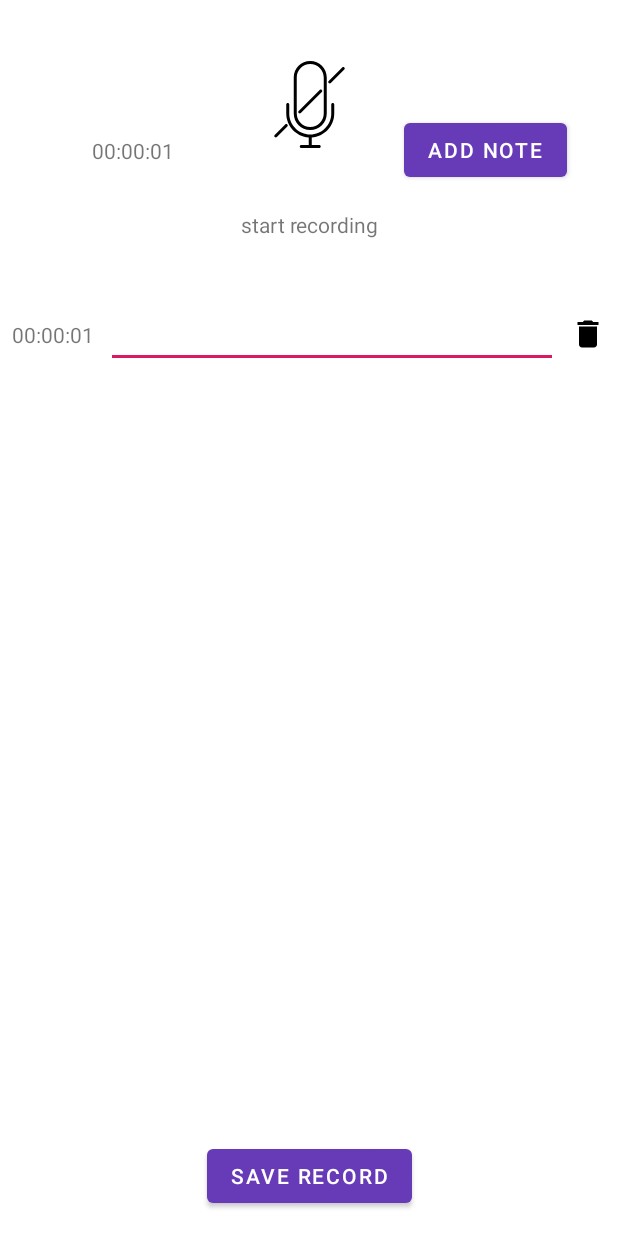
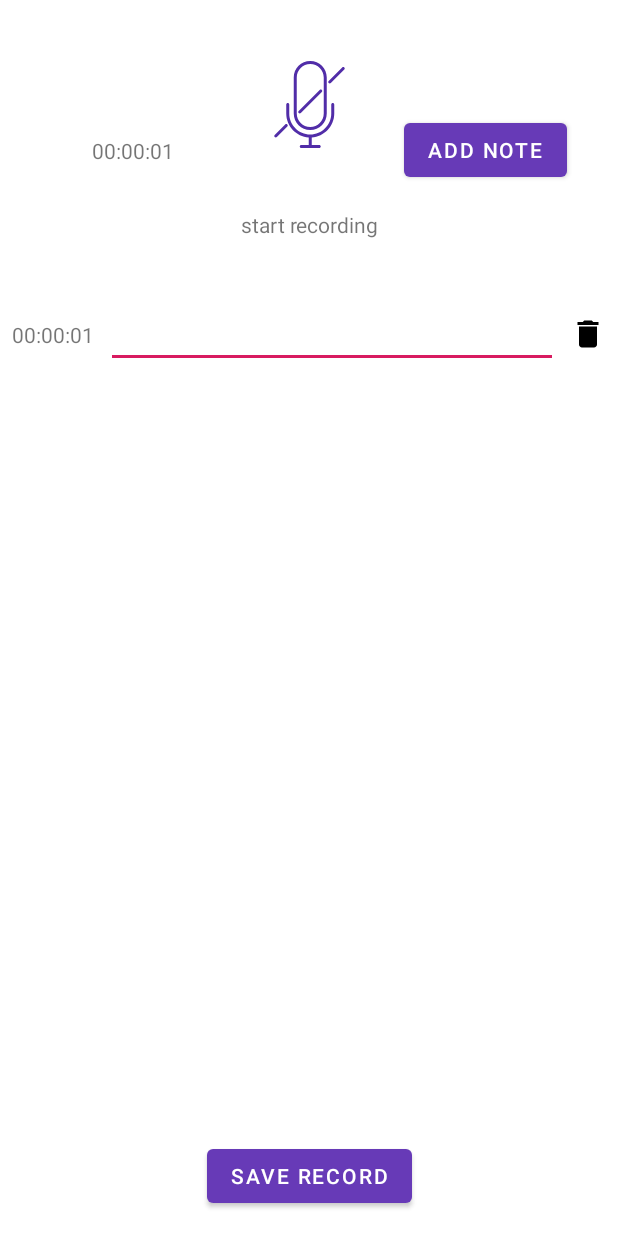
Before and after one commit to niyaz1998/lecture_recorder, an Android app: the RecorderActivity screen opened directly, with no data from a screen before it, after a tap on "ADD NOTE", on a phone screen of 412 x 824 dp. Run offline under Robolectric (Android 15) with nearby library versions, the phone set to English and light mode, and no system bars; network calls fail; 1 other tap on this screen came first.

```diff
--- a/app/src/main/AndroidManifest.xml
+++ b/app/src/main/AndroidManifest.xml
@@ -35,7 +35,9 @@
         </activity>
 
         <activity android:name=".recorder_activity.RecorderActivity"/>
-
+        <service
+            android:name=".utils.AudioUploadService"
+            android:permission="android.permission.BIND_JOB_SERVICE" />
         <!--
     <intent-filter>
         <action android:name="android.intent.action.MAIN" />
--- a/app/src/main/java/com/example/lecturerecorder/recorder_activity/RecorderActivity.kt
+++ b/app/src/main/java/com/example/lecturerecorder/recorder_activity/RecorderActivity.kt
@@ -1,6 +1,7 @@
 package com.example.lecturerecorder.recorder_activity
 
 import android.Manifest
+import android.content.Intent
 import android.content.pm.PackageManager
 import android.os.Bundle
 import android.view.View
@@ -9,8 +10,10 @@ import androidx.core.app.ActivityCompat
 import androidx.recyclerview.widget.LinearLayoutManager
 import com.example.lecturerecorder.R
 import com.example.lecturerecorder.model.NoteResponse
+import com.example.lecturerecorder.utils.AudioUploadService
 import com.example.lecturerecorder.utils.formatTime
 import kotlinx.android.synthetic.main.activity_recorder.*
+import java.util.*
 
 
 private const val LOG_TAG = "RecorderActivity"
@@ -19,13 +22,18 @@ private const val REQUEST_RECORD_AUDIO_PERMISSION = 200
 class RecorderActivity : AppCompatActivity() {
 
     private var viewModel: RecorderViewModel? = null
-
+    private var courseId: Int? = null
+    private lateinit var fileName: String
+    private lateinit var name: String
 
     override fun onCreate(savedInstanceState: Bundle?) {
         super.onCreate(savedInstanceState)
         setContentView(R.layout.activity_recorder)
 
-        val fileName = "${externalCacheDir?.absolutePath}/audiorecordtest.3gp"
+        courseId = intent.extras?.getInt("courseId")
+
+        name = "audio_${courseId}_${Calendar.getInstance().timeInMillis}"
+        fileName = "${externalCacheDir?.absolutePath}/$name.3gp"
 
         viewModel = RecorderViewModel(fileName, this, mutableListOf())
 
@@ -94,6 +102,7 @@ class RecorderActivity : AppCompatActivity() {
             ButtonState.RECORD -> bMain.setImageResource(R.drawable.ic_radio)
             ButtonState.STOP_RECORD -> bMain.setImageResource(R.drawable.ic_mute)
             ButtonState.NULL -> bMain.visibility = View.INVISIBLE
+            // ButtonState.UPLOAD_FILE -> bMain.setImageResource(R.drawable.ic_file_upload)
         }
     }
 
@@ -108,6 +117,14 @@ class RecorderActivity : AppCompatActivity() {
     fun enableAddNodeButton(enabled: Boolean) {
         bAddNote.isEnabled = enabled
     }
+
+    fun sendFile() {
+        val mIntent = Intent(this, AudioUploadService::class.java)
+        mIntent.putExtra("mFilePath", fileName)
+        mIntent.putExtra("courseId", courseId)
+        mIntent.putExtra("name", name)
+        AudioUploadService.enqueueWork(this, mIntent)
+    }
 }
 
 enum class ButtonState { RECORD, STOP_RECORD, NULL }
--- a/app/src/main/java/com/example/lecturerecorder/recorder_activity/RecorderViewModel.kt
+++ b/app/src/main/java/com/example/lecturerecorder/recorder_activity/RecorderViewModel.kt
@@ -49,7 +49,7 @@ class RecorderViewModel(
     }
 
     fun onSavePressed() {
-        printData()
+        view.sendFile()
     }
 
     private fun startRecording() {
--- a/app/src/main/java/com/example/lecturerecorder/view/MainActivity.kt
+++ b/app/src/main/java/com/example/lecturerecorder/view/MainActivity.kt
@@ -1,11 +1,10 @@
 package com.example.lecturerecorder.view
 
 import android.content.Intent
-import androidx.appcompat.app.AppCompatActivity
 import android.os.Bundle
-import android.view.Menu
 import android.view.MenuItem
 import android.widget.Toast
+import androidx.appcompat.app.AppCompatActivity
 import androidx.navigation.findNavController
 import androidx.navigation.ui.setupWithNavController
 import com.example.lecturerecorder.R
@@ -52,7 +51,7 @@ class MainActivity : AppCompatActivity(), NavigationContract.Container {
 
     override fun onOptionsItemSelected(item: MenuItem) = when (item.itemId) {
         R.id.action_favorite -> {
-            Toast.makeText(this,"Like Button Selected", Toast.LENGTH_LONG).show()
+            Toast.makeText(this, "Like Button Selected", Toast.LENGTH_LONG).show()
             setActionBarText("New action bar text")
             true
         }
@@ -76,6 +75,7 @@ class MainActivity : AppCompatActivity(), NavigationContract.Container {
     override fun goToRecorderView(courseId: Int) {
         startActivity(Intent(this, RecorderActivity::class.java).apply {
             flags = Intent.FLAG_ACTIVITY_CLEAR_TOP
+            putExtra("courseId", courseId)
         })
     }
 
--- /dev/null
+++ b/app/src/main/res/drawable/ic_file_upload.xml
@@ -0,0 +1,9 @@
+<vector xmlns:android="http://schemas.android.com/apk/res/android"
+        android:width="128dp"
+        android:height="128dp"
+        android:viewportWidth="24.0"
+        android:viewportHeight="24.0">
+    <path
+        android:fillColor="@color/colorPurple"
+        android:pathData="M9,16h6v-6h4l-7,-7 -7,7h4zM5,18h14v2L5,20z"/>
+</vector>
--- a/app/src/main/res/drawable/ic_mute.xml
+++ b/app/src/main/res/drawable/ic_mute.xml
@@ -4,18 +4,18 @@
     android:viewportWidth="58"
     android:viewportHeight="58">
   <path
-      android:fillColor="#FF000000"
+      android:fillColor="@color/colorPurple"
       android:pathData="M44.5,28c-0.552,0 -1,0.447 -1,1v6c0,7.72 -6.28,14 -14,14s-14,-6.28 -14,-14v-6c0,-0.553 -0.448,-1 -1,-1s-1,0.447 -1,1v6c0,8.485 6.644,15.429 15,15.949V56h-5c-0.552,0 -1,0.447 -1,1s0.448,1 1,1h12c0.552,0 1,-0.447 1,-1s-0.448,-1 -1,-1h-5v-5.051c8.356,-0.52 15,-7.465 15,-15.949v-6C45.5,28.447 45.052,28 44.5,28z"/>
   <path
-      android:fillColor="#FF000000"
+      android:fillColor="@color/colorPurple"
       android:pathData="M29.5,46c6.065,0 11,-4.935 11,-11V11c0,-6.065 -4.935,-11 -11,-11s-11,4.935 -11,11v24C18.5,41.065 23.435,46 29.5,46zM20.5,11c0,-4.963 4.038,-9 9,-9s9,4.037 9,9v24c0,4.963 -4.038,9 -9,9s-9,-4.037 -9,-9V11z"/>
   <path
-      android:fillColor="#FF000000"
+      android:fillColor="@color/colorPurple"
       android:pathData="M52.207,4.293c-0.391,-0.391 -1.023,-0.391 -1.414,0l-9,9c-0.391,0.391 -0.391,1.023 0,1.414C41.988,14.902 42.244,15 42.5,15s0.512,-0.098 0.707,-0.293l9,-9C52.598,5.316 52.598,4.684 52.207,4.293z"/>
   <path
-      android:fillColor="#FF000000"
+      android:fillColor="@color/colorPurple"
       android:pathData="M37.207,20.707c0.391,-0.391 0.391,-1.023 0,-1.414s-1.023,-0.391 -1.414,0l-14,14c-0.391,0.391 -0.391,1.023 0,1.414C21.988,34.902 22.244,35 22.5,35s0.512,-0.098 0.707,-0.293L37.207,20.707z"/>
   <path
-      android:fillColor="#FF000000"
+      android:fillColor="@color/colorPurple"
       android:pathData="M12.793,42.293l-7,7c-0.391,0.391 -0.391,1.023 0,1.414C5.988,50.902 6.244,51 6.5,51s0.512,-0.098 0.707,-0.293l7,-7c0.391,-0.391 0.391,-1.023 0,-1.414S13.184,41.902 12.793,42.293z"/>
 </vector>
--- a/app/src/main/res/drawable/ic_radio.xml
+++ b/app/src/main/res/drawable/ic_radio.xml
@@ -4,9 +4,9 @@
     android:viewportWidth="58"
     android:viewportHeight="58">
   <path
-      android:fillColor="#FF000000"
+      android:fillColor="@color/colorPurple"
       android:pathData="M44,28c-0.552,0 -1,0.447 -1,1v6c0,7.72 -6.28,14 -14,14s-14,-6.28 -14,-14v-6c0,-0.553 -0.448,-1 -1,-1s-1,0.447 -1,1v6c0,8.485 6.644,15.429 15,15.949V56h-5c-0.552,0 -1,0.447 -1,1s0.448,1 1,1h12c0.552,0 1,-0.447 1,-1s-0.448,-1 -1,-1h-5v-5.051c8.356,-0.52 15,-7.465 15,-15.949v-6C45,28.447 44.552,28 44,28z"/>
   <path
-      android:fillColor="#FF000000"
+      android:fillColor="@color/colorPurple"
       android:pathData="M29,46c6.065,0 11,-4.935 11,-11V11c0,-6.065 -4.935,-11 -11,-11S18,4.935 18,11v24C18,41.065 22.935,46 29,46zM20,11c0,-4.963 4.038,-9 9,-9s9,4.037 9,9v24c0,4.963 -4.038,9 -9,9s-9,-4.037 -9,-9V11z"/>
 </vector>
```
Also changed, not shown: app/src/main/java/com/example/lecturerecorder/model/ListService.kt (+12 -3 lines), app/src/main/java/com/example/lecturerecorder/utils/AudioUploadService.kt (added, +151 -0 lines), app/src/main/java/com/example/lecturerecorder/utils/CountingRequestBody.kt (added, +54 -0 lines), app/src/main/java/com/example/lecturerecorder/utils/RestClient.kt (+12 -4 lines).
